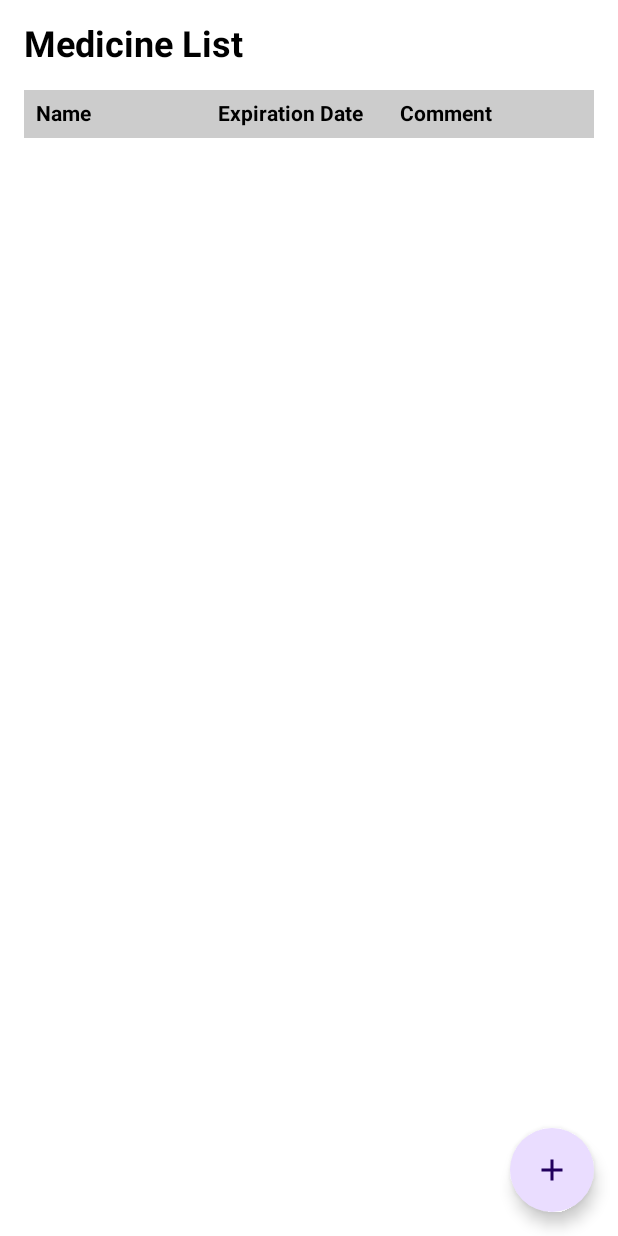
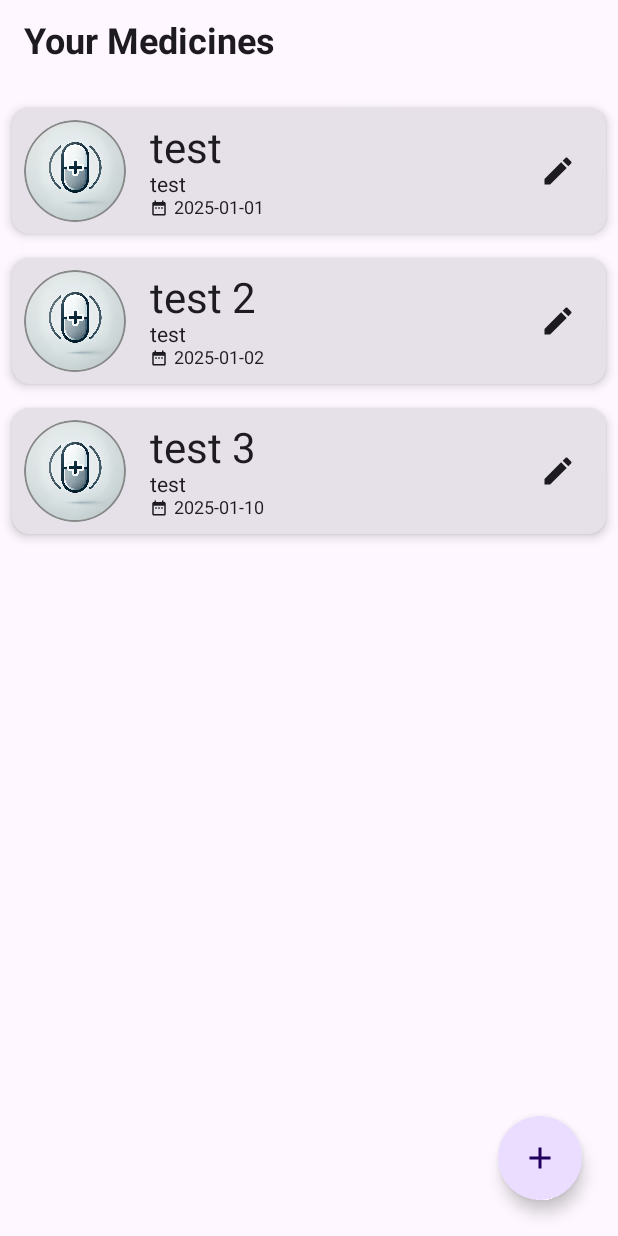
Before and after one commit to kgurda/PillWise, an Android app built with Jetpack Compose: the @Preview function MedicineListScreenPreview, on a phone screen of 412 x 824 dp. Run offline under Robolectric (Android 15) with nearby library versions, the phone set to English and light mode, and no system bars; our stand-ins replace Room's generated code.

Commit message:
add ability to store photos and update list view

```diff
--- a/app/src/main/java/com/example/pillwise/data/local/dao/MedicineDao.kt
+++ b/app/src/main/java/com/example/pillwise/data/local/dao/MedicineDao.kt
@@ -17,4 +17,7 @@ interface MedicineDao {
 
     @Query("DELETE FROM medicines")
     suspend fun clear()
+
+    @Query("DELETE FROM medicines WHERE id = :id")
+    suspend fun delete(id: Long)
 }
--- a/app/src/main/java/com/example/pillwise/data/local/db/PillWiseDatabase.kt
+++ b/app/src/main/java/com/example/pillwise/data/local/db/PillWiseDatabase.kt
@@ -5,7 +5,7 @@ import androidx.room.RoomDatabase
 import com.example.pillwise.data.local.dao.MedicineDao
 import com.example.pillwise.data.local.entities.Medicine
 
-@Database(entities = [Medicine::class], version = 1)
+@Database(entities = [Medicine::class], version = 2)
 abstract class PillWiseDatabase : RoomDatabase() {
     abstract fun medicineDao(): MedicineDao
 }
--- a/app/src/main/java/com/example/pillwise/data/local/entities/Medicine.kt
+++ b/app/src/main/java/com/example/pillwise/data/local/entities/Medicine.kt
@@ -1,5 +1,6 @@
 package com.example.pillwise.data.local.entities
 
+import androidx.room.ColumnInfo
 import androidx.room.Entity
 import androidx.room.PrimaryKey
 
@@ -9,5 +10,6 @@ data class Medicine(
     val name: String,
     val expirationDate: String,
     val comment: String?,
-    val image: String?
+    @ColumnInfo(typeAffinity = ColumnInfo.BLOB)
+    val image: ByteArray?
 )
--- a/app/src/main/java/com/example/pillwise/di/RoomModule.kt
+++ b/app/src/main/java/com/example/pillwise/di/RoomModule.kt
@@ -26,6 +26,7 @@ class RoomModule {
             PillWiseDatabase::class.java,
             DATABASE_NAME
         )
+            .fallbackToDestructiveMigration()
             .build()
     }
 
--- a/app/src/main/java/com/example/pillwise/feature/medicine/list/presentation/MedicineListScreen.kt
+++ b/app/src/main/java/com/example/pillwise/feature/medicine/list/presentation/MedicineListScreen.kt
@@ -1,27 +1,49 @@
 package com.example.pillwise.feature.medicine.list.presentation
 
+import android.graphics.Bitmap
+import androidx.compose.foundation.Image
 import androidx.compose.foundation.background
 import androidx.compose.foundation.border
+import androidx.compose.foundation.clickable
 import androidx.compose.foundation.layout.Arrangement
-import androidx.compose.foundation.layout.Box
 import androidx.compose.foundation.layout.Column
 import androidx.compose.foundation.layout.Row
+import androidx.compose.foundation.layout.Spacer
 import androidx.compose.foundation.layout.fillMaxSize
 import androidx.compose.foundation.layout.fillMaxWidth
 import androidx.compose.foundation.layout.padding
+import androidx.compose.foundation.layout.size
+import androidx.compose.foundation.layout.width
 import androidx.compose.foundation.lazy.LazyColumn
 import androidx.compose.foundation.lazy.items
 import androidx.compose.foundation.shape.CircleShape
-import androidx.compose.foundation.shape.RoundedCornerShape
 import androidx.compose.material.icons.Icons
 import androidx.compose.material.icons.filled.Add
+import androidx.compose.material.icons.filled.DateRange
+import androidx.compose.material.icons.filled.Delete
+import androidx.compose.material.icons.filled.Edit
+import androidx.compose.material3.Card
+import androidx.compose.material3.CardDefaults
+import androidx.compose.material3.ExperimentalMaterial3Api
 import androidx.compose.material3.FloatingActionButton
 import androidx.compose.material3.Icon
+import androidx.compose.material3.IconButton
+import androidx.compose.material3.Scaffold
+import androidx.compose.material3.SwipeToDismissBox
+import androidx.compose.material3.SwipeToDismissBoxState
+import androidx.compose.material3.SwipeToDismissBoxValue
 import androidx.compose.material3.Text
+import androidx.compose.material3.TopAppBar
+import androidx.compose.material3.rememberSwipeToDismissBoxState
 import androidx.compose.runtime.Composable
 import androidx.compose.ui.Alignment
 import androidx.compose.ui.Modifier
+import androidx.compose.ui.draw.clip
 import androidx.compose.ui.graphics.Color
+import androidx.compose.ui.graphics.asImageBitmap
+import androidx.compose.ui.graphics.painter.BitmapPainter
+import androidx.compose.ui.res.colorResource
+import androidx.compose.ui.res.painterResource
 import androidx.compose.ui.res.stringResource
 import androidx.compose.ui.text.font.FontWeight
 import androidx.compose.ui.tooling.preview.Preview
@@ -33,6 +55,7 @@ import androidx.navigation.NavController
 import com.example.pillwise.R
 import com.example.pillwise.data.local.entities.Medicine
 import com.example.pillwise.feature.medicine.list.presentation.model.MedicineListUiState
+import com.example.pillwise.feature.medicine.presentation.BitmapConverter
 import com.example.pillwise.navigation.routes.MedicineCreationRoute
 
 @Composable
@@ -46,100 +69,206 @@ fun MedicineListScreen(
     MedicineListScreen(
         uiState = uiState,
         onAddButtonClick = { navController.navigate(MedicineCreationRoute) },
+        deleteMedicine = { id: Long -> viewModel.deleteItem(id) },
         modifier = modifier
     )
 }
 
+@OptIn(ExperimentalMaterial3Api::class)
 @Composable
 fun MedicineListScreen(
     uiState: MedicineListUiState,
     onAddButtonClick: () -> Unit,
+    deleteMedicine: (id: Long) -> Unit,
     modifier: Modifier = Modifier
 ) {
-    Box(
-        modifier = modifier.fillMaxSize()
-    ) {
+    Scaffold(
+        modifier = modifier.fillMaxSize(),
+        topBar = {
+            TopAppBar(
+                title = {
+                    Text(
+                        text = stringResource(R.string.medicine_list_page_title),
+                        fontSize = 24.sp,
+                        fontWeight = FontWeight.Bold,
+                        modifier = Modifier.padding(bottom = 8.dp)
+                    )
+                }
+            )
+        },
+        floatingActionButton = {
+            FloatingActionButton(
+                onClick = { onAddButtonClick() },
+                shape = CircleShape,
+                modifier = modifier.padding(8.dp)
+            ) {
+                Icon(Icons.Filled.Add, stringResource(R.string.create_medicine_button))
+            }
+        }
+    ) { padding ->
         Column(
             modifier =
                 modifier
                     .fillMaxSize()
-                    .padding(16.dp)
+                    .padding(padding)
         ) {
-            Text(
-                text = stringResource(R.string.medicine_list_page_title),
-                fontSize = 24.sp,
-                fontWeight = FontWeight.Bold,
-                modifier = Modifier.padding(bottom = 16.dp)
-            )
-
-            Row(
-                modifier =
-                    Modifier
-                        .fillMaxWidth()
-                        .background(Color.LightGray)
-                        .padding(8.dp),
-                horizontalArrangement = Arrangement.SpaceBetween
-            ) {
-                Text(
-                    stringResource(R.string.medicine_name_column_title),
-                    fontWeight = FontWeight.Bold,
-                    modifier = Modifier.weight(1f)
-                )
-                Text(
-                    stringResource(R.string.medicine_expiration_date_column_title),
-                    fontWeight = FontWeight.Bold,
-                    modifier = Modifier.weight(1f)
-                )
-                Text(
-                    stringResource(R.string.medicine_comment_column_title),
-                    fontWeight = FontWeight.Bold,
-                    modifier = Modifier.weight(1f)
-                )
-            }
-
             LazyColumn(
                 modifier = Modifier.fillMaxSize()
             ) {
                 items(uiState.medicines) { medicine ->
-                    MedicineItem(medicine = medicine)
+                    DismissibleCard(medicine = medicine, deleteMedicine = deleteMedicine)
                 }
             }
-        }
-        FloatingActionButton(
-            onClick = { onAddButtonClick() },
-            shape = CircleShape,
-            modifier =
-                modifier
-                    .align(Alignment.BottomEnd)
-                    .padding(16.dp)
-        ) {
-            Icon(Icons.Filled.Add, stringResource(R.string.create_medicine_button))
         }
     }
 }
 
 @Composable
-fun MedicineItem(medicine: Medicine) {
+fun DismissibleCard(
+    medicine: Medicine,
+    deleteMedicine: (id: Long) -> Unit
+) {
+    val dismissState =
+        rememberSwipeToDismissBoxState(
+            confirmValueChange = { dismissValue ->
+                if (dismissValue == SwipeToDismissBoxValue.StartToEnd) {
+                    deleteMedicine(medicine.id)
+                    return@rememberSwipeToDismissBoxState true
+                } else {
+                    return@rememberSwipeToDismissBoxState false
+                }
+            },
+            positionalThreshold = { it * .25f }
+        )
+    SwipeToDismissBox(
+        state = dismissState,
+        modifier = Modifier,
+        enableDismissFromEndToStart = false,
+        backgroundContent = { DismissBackground(dismissState) },
+        content = {
+            MedicineCard(medicine)
+        }
+    )
+}
+
+@Composable
+fun DismissBackground(dismissState: SwipeToDismissBoxState) {
+    val color =
+        when (dismissState.dismissDirection) {
+            SwipeToDismissBoxValue.StartToEnd -> colorResource(R.color.red_delete)
+            SwipeToDismissBoxValue.EndToStart -> Color.Transparent
+            SwipeToDismissBoxValue.Settled -> Color.Transparent
+        }
+
     Row(
         modifier =
             Modifier
-                .fillMaxWidth()
-                .padding(vertical = 4.dp)
-                .border(1.dp, Color.Gray, shape = RoundedCornerShape(4.dp))
-                .padding(8.dp),
+                .fillMaxSize()
+                .background(color)
+                .padding(12.dp, 8.dp),
+        verticalAlignment = Alignment.CenterVertically,
         horizontalArrangement = Arrangement.SpaceBetween
     ) {
-        Text(medicine.name, modifier = Modifier.weight(1f))
-        Text(medicine.expirationDate, modifier = Modifier.weight(1f))
-        Text(medicine.comment ?: stringResource(R.string.medicine_comment_placeholder), modifier = Modifier.weight(1f))
+        Icon(
+            Icons.Default.Delete,
+            contentDescription = stringResource(R.string.delete_content_description)
+        )
     }
+}
+
+@Composable
+fun MedicineCard(medicine: Medicine) {
+    Card(
+        modifier =
+            Modifier
+                .fillMaxWidth()
+                .padding(8.dp)
+                .clickable { println() },
+        elevation = CardDefaults.cardElevation(4.dp)
+    ) {
+        Row(
+            modifier = Modifier.padding(8.dp),
+            verticalAlignment = Alignment.CenterVertically
+        ) {
+            ImageField(medicine.image?.let { BitmapConverter.convertByteArrayToBitmap(it) })
+            Spacer(modifier = Modifier.width(16.dp))
+            Column(modifier = Modifier.weight(1f)) {
+                Text(text = medicine.name, fontSize = 28.sp)
+                Text(medicine.comment ?: stringResource(R.string.medicine_comment_placeholder), fontSize = 14.sp)
+                Row(
+                    verticalAlignment = Alignment.CenterVertically
+                ) {
+                    Icon(
+                        imageVector = Icons.Default.DateRange,
+                        contentDescription = stringResource(R.string.expiration_date_button),
+                        modifier = Modifier.size(12.dp)
+                    )
+                    Spacer(modifier = Modifier.width(4.dp))
+                    Text(
+                        text = medicine.expirationDate,
+                        fontSize = 12.sp
+                    )
+                }
+            }
+            IconButton(onClick = { println() }) {
+                Icon(Icons.Default.Edit, contentDescription = stringResource(R.string.edit_content_description))
+            }
+        }
+    }
+}
+
+@Composable
+fun ImageField(capturedImage: Bitmap?) {
+    val painter =
+        if (capturedImage != null) {
+            BitmapPainter(capturedImage.asImageBitmap())
+        } else {
+            painterResource(id = R.drawable.medicine_placeholder)
+        }
+
+    Image(
+        painter = painter,
+        contentDescription = stringResource(R.string.image_content_description),
+        modifier =
+            Modifier
+                .size(68.dp)
+                .clip(CircleShape)
+                .border(1.dp, Color.Gray, CircleShape)
+    )
 }
 
 @Preview
 @Composable
 private fun MedicineListScreenPreview() {
     MedicineListScreen(
-        uiState = MedicineListUiState(),
-        onAddButtonClick = {}
+        uiState =
+            MedicineListUiState(
+                medicines =
+                    listOf(
+                        Medicine(
+                            id = 1,
+                            name = "test",
+                            expirationDate = "2025-01-01",
+                            comment = "test",
+                            image = null
+                        ),
+                        Medicine(
+                            id = 2,
+                            name = "test 2",
+                            expirationDate = "2025-01-02",
+                            comment = "test",
+                            image = null
+                        ),
+                        Medicine(
+                            id = 3,
+                            name = "test 3",
+                            expirationDate = "2025-01-10",
+                            comment = "test",
+                            image = null
+                        )
+                    )
+            ),
+        onAddButtonClick = {},
+        deleteMedicine = {}
     )
 }
--- a/app/src/main/java/com/example/pillwise/feature/medicine/list/presentation/data/MedicineListRepository.kt
+++ b/app/src/main/java/com/example/pillwise/feature/medicine/list/presentation/data/MedicineListRepository.kt
@@ -7,6 +7,8 @@ import javax.inject.Inject
 
 interface MedicineListRepository {
     fun getAll(): Flow<List<Medicine>>
+
+    suspend fun delete(id: Long)
 }
 
 internal class MedicineListRepositoryImpl
@@ -15,4 +17,6 @@ internal class MedicineListRepositoryImpl
         private val medicineDao: MedicineDao
     ) : MedicineListRepository {
         override fun getAll() = medicineDao.getAll()
+
+        override suspend fun delete(id: Long) = medicineDao.delete(id)
     }
--- a/app/src/main/res/values/colors.xml
+++ b/app/src/main/res/values/colors.xml
@@ -1,6 +1,7 @@
 <?xml version="1.0" encoding="utf-8"?>
 <resources>
     <color name="purple_200">#FFBB86FC</color>
+    <color name="red_delete">#E57373</color>
     <color name="purple_500">#FF6200EE</color>
     <color name="purple_700">#FF3700B3</color>
     <color name="teal_200">#FF03DAC5</color>
--- a/app/src/main/res/values/strings.xml
+++ b/app/src/main/res/values/strings.xml
@@ -17,10 +17,13 @@
     <string name="expiration_date_validation_message">Expiration Date cannot be empty</string>
     <string name="comment_text_field">Comment</string>
     <string name="create_button">Create</string>
-    <string name="medicine_list_page_title">Medicine List</string>
+    <string name="medicine_list_page_title">Your Medicines</string>
     <string name="medicine_name_column_title">Name</string>
     <string name="medicine_expiration_date_column_title">Expiration Date</string>
     <string name="medicine_comment_column_title">Comment</string>
     <string name="medicine_comment_placeholder" />
-    <string name="create_medicine_button" >Create medicine</string>
+    <string name="create_medicine_button">Create medicine</string>
+    <string name="delete_content_description">Delete</string>
+    <string name="edit_content_description">Edit</string>
+    <string name="image_content_description">Image</string>
 </resources>
```
Also changed, not shown: app/src/main/java/com/example/pillwise/feature/medicine/creation/presentation/MedicineCreationViewModel.kt (+6 -2 lines), app/src/main/java/com/example/pillwise/feature/medicine/list/presentation/MedicineListViewModel.kt (+28 -5 lines), app/src/main/java/com/example/pillwise/feature/medicine/presentation/BitmapConverter.kt (added, +17 -0 lines), app/src/main/res/drawable-night-hdpi/medicine_placeholder.png (added), app/src/main/res/drawable-notnight-hdpi/medicine_placeholder.webp (added), 2 other files.
